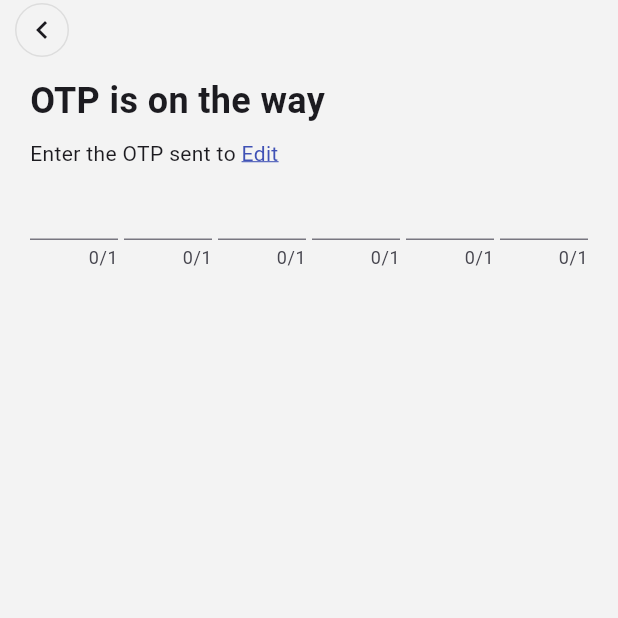
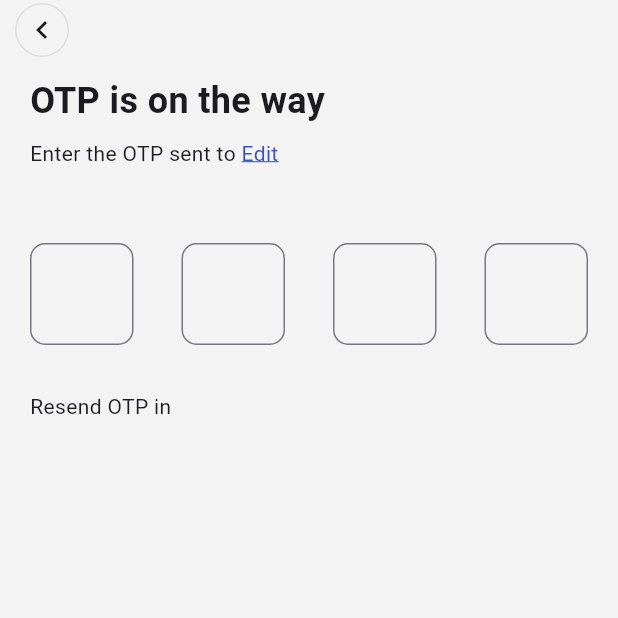
Before and after one commit to PradadRavi/ProperyFinderFlutter, a Flutter app: the AuthScreen screen opened directly, on a phone screen of 412 x 824 dp, the top half of it. Run offline on Flutter 3.47's test engine with Material 3 defaults, Android fonts, the phone set to English and light mode, and no system bars; our stand-ins replace go_router; statements that could not run were skipped.

Commit message:
added theme

```diff
--- a/lib/core/app_theme/app_theme.dart
+++ b/lib/core/app_theme/app_theme.dart
@@ -1 +1,26 @@
-class AppTheme {}
+import 'package:flutter/material.dart';
+import 'package:propertyfinder/core/res/app_colors.dart';
+
+class AppTheme {
+  static ThemeData theme = ThemeData(
+    scaffoldBackgroundColor: AppColors.backgroundColor,
+    appBarTheme: AppBarTheme(color: AppColors.backgroundColor),
+    primaryColor: AppColors.primaryColor,
+    colorScheme: ColorScheme.fromSeed(seedColor: AppColors.primaryColor),
+    buttonTheme: ButtonThemeData(buttonColor: AppColors.primaryColor),
+    iconTheme: IconThemeData(
+      color: AppColors.primaryColor,
+      applyTextScaling: true,
+    ),
+    textButtonTheme: ,
+    primaryTextTheme: ,
+    textSelectionTheme: ,
+    textTheme: ,
+
+
+  );
+
+  static ThemeData darkTheme = ThemeData(
+    brightness: Brightness.dark,
+  );
+}
--- a/lib/core/common/widgets/otp_input.dart
+++ b/lib/core/common/widgets/otp_input.dart
@@ -1,4 +1,6 @@
 import 'package:flutter/material.dart';
+import 'package:propertyfinder/core/extensions/context_extensions.dart';
+import 'package:propertyfinder/core/res/app_colors.dart';
 
 class OtpInput extends StatefulWidget {
   const OtpInput({super.key, required this.box, required this.getOtp});
@@ -43,14 +45,22 @@ class _OtpInputState extends State<OtpInput> with WidgetsBindingObserver {
 
   @override
   Widget build(BuildContext context) {
+    final double screenWidth = MediaQuery.of(context).size.width;
+    final double spacing = 12;
+    final double totalSpacing = spacing * (widget.box - 1);
+    final double boxSize = (screenWidth - totalSpacing - 100) / widget.box;
+    print("${context.width}");
     return Row(
-      spacing: 4,
+      mainAxisAlignment: MainAxisAlignment.spaceBetween,
       children: List.generate(
         widget.box,
         (index) {
-          return Expanded(
+          return SizedBox(
+            height: boxSize,
+            width: boxSize,
             child: TextField(
               maxLength: 1,
+              textAlign: TextAlign.center,
               keyboardType: TextInputType.number,
               textInputAction: TextInputAction.done,
               onChanged: (value) {
@@ -58,7 +68,21 @@ class _OtpInputState extends State<OtpInput> with WidgetsBindingObserver {
               },
               controller: _controllers[index],
               focusNode: _focusNodes[index],
-              decoration: InputDecoration(),
+              buildCounter: (context,
+                      {required currentLength,
+                      required isFocused,
+                      required maxLength}) =>
+                  null,
+              cursorHeight: 18,
+              decoration: InputDecoration(
+                contentPadding: EdgeInsets.symmetric(vertical: 22),
+                border: OutlineInputBorder(
+                  borderRadius: BorderRadius.circular(10),
+                  borderSide: BorderSide(
+                    color: AppColors.borderGreyColor,
+                  ),
+                ),
+              ),
             ),
           );
         },
@@ -70,7 +94,7 @@ class _OtpInputState extends State<OtpInput> with WidgetsBindingObserver {
     if (value.length == 1 && index < widget.box) {
       _focusNodes[index + 1].requestFocus();
     } else if (value.isEmpty && index > 0) {
-      print("call $value"); //Done
+      print("call $value");
       _focusNodes[index - 1].requestFocus();
     }
     widget.getOtp(_controllers.map((e) => e.text).join());
--- a/lib/core/common/widgets/round_rectangle_icon_text.dart
+++ b/lib/core/common/widgets/round_rectangle_icon_text.dart
@@ -28,9 +28,7 @@ class RoundRectangleIconText extends StatelessWidget {
           crossAxisAlignment: CrossAxisAlignment.center,
           mainAxisAlignment: MainAxisAlignment.center,
           children: [
-            Icon(
-              AppIcons.agricultureLandIcon,
-            ),
+            Icon(icon),
             const SizedBox(
               height: 4,
             ),
--- a/lib/core/res/app_colors.dart
+++ b/lib/core/res/app_colors.dart
@@ -3,12 +3,17 @@ import 'package:flutter/material.dart';
 abstract class AppColors {
   //#4318FF
   static const primaryColor = Color(0xFF4318FF);
+  static const darkPrimaryColor = Color(0xFF4318FF);
   //#F3F3F3
   static const secondaryColor = Color(0xFFF3F3F3);
+  static const darkSecondaryColor = Color(0xFF4318FF);
   //#F3F3F3
   static const backgroundColor = Color(0xFFF3F3F3);
+  static const darkBackgroundColor = Color(0xFF4318FF);
   //#FFFFFF
   static const surfaceColor = Color(0xFFFFFFFF);
+  static const darkSurfaceColor = Color(0xFF4318FF);
   //#DDDDDD
   static const borderGreyColor = Color(0xFFDDDDDD);
+  static const darkBorderGreyColor = Color(0xFFDDDDDD);
 }
--- a/lib/core/res/app_icons.dart
+++ b/lib/core/res/app_icons.dart
@@ -2,7 +2,7 @@ import 'package:flutter/widgets.dart';
 
 abstract final class AppIcons {
   // cannot be extended
-  static const String family = "icommon";
+  static const String family = "icomoon";
   static const IconData arrowIcon = IconData(0xe900, fontFamily: family);
   static const IconData propertyMapIcon = IconData(0xe90b, fontFamily: family);
   static const IconData agricultureLandIcon =
--- a/lib/src/auth/prsentation/view/widgets/otp_enter_widget.dart
+++ b/lib/src/auth/prsentation/view/widgets/otp_enter_widget.dart
@@ -16,12 +16,21 @@ class OtpEnterWidget extends StatelessWidget {
           subName: AppStrings.enterTheOtpSent,
           showEditText: true,
         ),
+        const SizedBox(
+          height: 50,
+        ),
         OtpInput(
-          box: 6,
+          box: 4,
           getOtp: (otp) {
             print(otp);
           },
-        )
+        ),
+        const SizedBox(
+          height: 30,
+        ),
+
+        Text(AppStrings.resendOtpIn)
+
         // Text(
         //   AppStrings.otpIsOnTheWay,
         //   style: TextStyle(fontSize: 24, fontWeight: FontWeight.bold),
```
Also changed, not shown: lib/core/extensions/context_extensions.dart (+49 -1 lines), lib/main.dart (+5 -9 lines), assets/fonts/icomoon.ttf, 4 other files.
